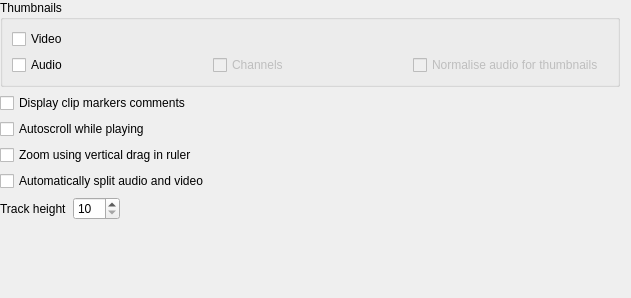
The window that src/ui/configtimeline_ui.ui (KDE/kdenlive) describes before a commit, drawn with Qt 5.
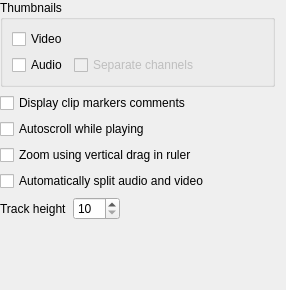
The same window after the commit.

Commit message: copy audio thumbnails from shotcut. We lose some precision but it is faster and cleaner

What changed in the file:
```diff
--- a/src/ui/configtimeline_ui.ui
+++ b/src/ui/configtimeline_ui.ui
@@ -6,8 +6,8 @@
    <rect>
     <x>0</x>
     <y>0</y>
-    <width>631</width>
-    <height>298</height>
+    <width>286</width>
+    <height>290</height>
    </rect>
   </property>
   <layout class="QVBoxLayout" name="verticalLayout">
@@ -45,19 +45,22 @@
            <bool>false</bool>
           </property>
           <property name="text">
-           <string>Channels</string>
+           <string>Separate channels</string>
           </property>
          </widget>
         </item>
         <item>
-         <widget class="QCheckBox" name="kcfg_normaliseaudiothumbs">
-          <property name="enabled">
-           <bool>false</bool>
+         <spacer name="horizontalSpacer">
+          <property name="orientation">
+           <enum>Qt::Horizontal</enum>
           </property>
-          <property name="text">
-           <string>Normalise audio for thumbnails</string>
+          <property name="sizeHint" stdset="0">
+           <size>
+            <width>40</width>
+            <height>20</height>
+           </size>
           </property>
-         </widget>
+         </spacer>
         </item>
        </layout>
       </item>
```
Left out of the diff: 16 changed lines with no effect on the pictures. The commit also changes 17 other files.
